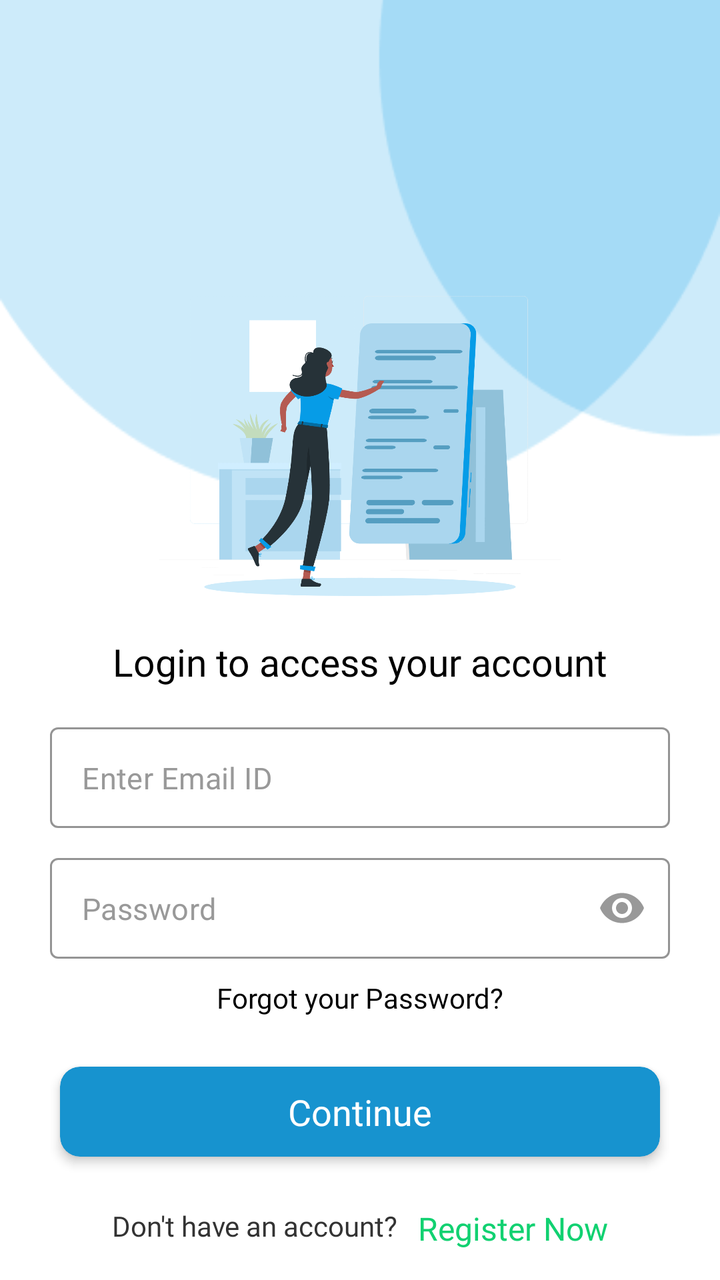
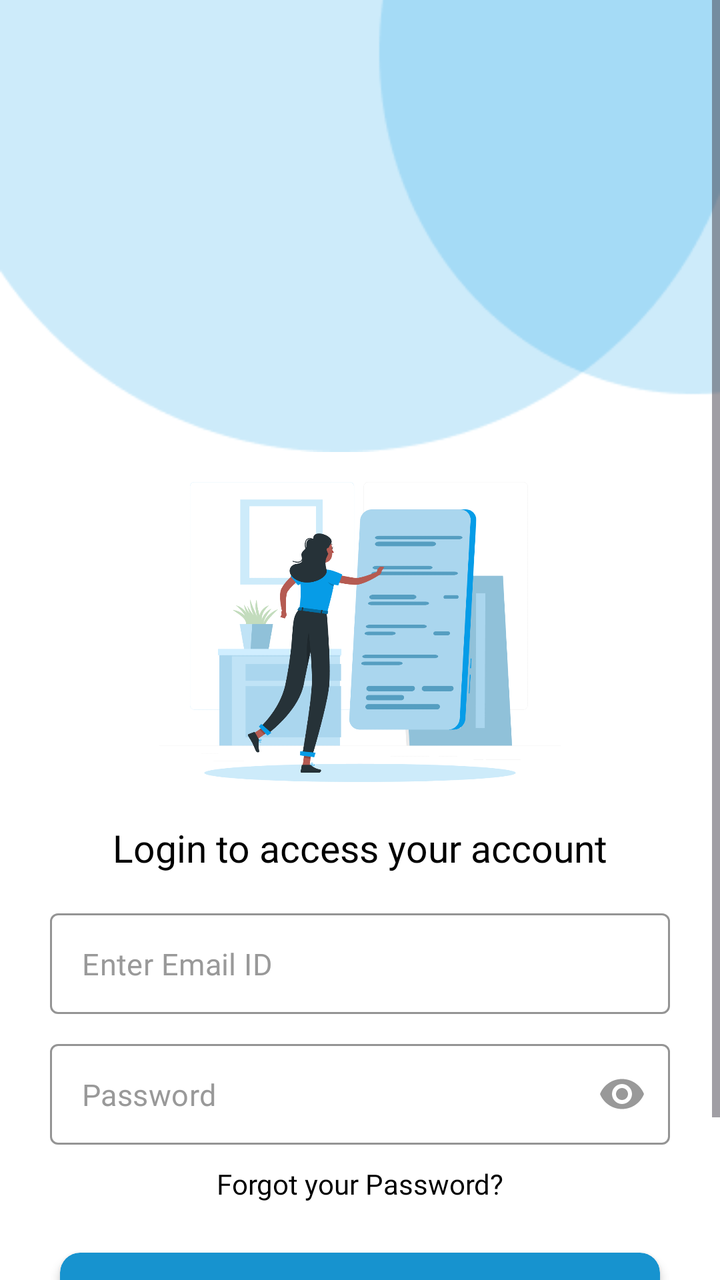

An Android layout rendered at two revisions. The XML below is the earlier revision; the diff shows what the commit changed to produce the second picture.
<!-- AndroidManifest.xml: application theme Theme.Disability -->
<!-- res/layout/activity_login.xml -->
<?xml version="1.0" encoding="utf-8"?>
<layout
    xmlns:android="http://schemas.android.com/apk/res/android"
    xmlns:app="http://schemas.android.com/apk/res-auto"
    xmlns:tools="http://schemas.android.com/tools">

    <RelativeLayout
        android:layout_width="match_parent"
        android:layout_height="match_parent"
        android:background="@color/white">

        <ImageView
            android:layout_width="match_parent"
            android:layout_height="250dp"
            android:src="@drawable/login_top"
            android:scaleType="fitXY"/>

        <ScrollView
            android:layout_width="match_parent"
            android:layout_height="wrap_content"
            android:layout_alignParentBottom="true"
            android:scrollbars="none">
            <LinearLayout
                android:layout_width="match_parent"
                android:layout_height="wrap_content"
                android:layout_marginStart="25dp"
                android:layout_marginEnd="25dp"
                android:orientation="vertical">

                <androidx.appcompat.widget.AppCompatImageView
                    android:layout_width="match_parent"
                    android:layout_height="150dp"
                    android:layout_gravity="center"
                    android:layout_marginStart="25dp"
                    android:layout_marginEnd="25dp"
                    android:layout_marginTop="15dp"
                    android:layout_marginBottom="20dp"
                    android:src="@drawable/loginlogo"/>

                <TextView
                    android:layout_width="match_parent"
                    android:layout_height="wrap_content"
                    android:text="Login to access your account"
                    android:textColor="@color/black"
                    android:fontFamily="@font/teachers_medium"
                    android:textSize="19sp"
                    android:textAlignment="center"/>

                <com.google.android.material.textfield.TextInputLayout
                    android:layout_width="match_parent"
                    android:layout_height="wrap_content"
                    android:layout_marginTop="20dp"
                    app:hintEnabled="false"
                    style="@style/MyDenseOutlined"
                    app:boxBackgroundColor="@color/white"
                    app:boxStrokeColor="@color/box_border"
                    app:boxStrokeWidth="1dp">
                    <com.google.android.material.textfield.TextInputEditText
                        android:id="@+id/emailEdit"
                        android:layout_width="match_parent"
                        android:layout_height="wrap_content"
                        android:textSize="15sp"
                        android:hint="Enter Email ID"
                        android:fontFamily="@font/teachers_regular"
                        android:textColorHint="@color/hintcolor"
                        android:inputType="textEmailAddress"/>
                </com.google.android.material.textfield.TextInputLayout>

                <com.google.android.material.textfield.TextInputLayout
                    android:layout_width="match_parent"
                    android:layout_height="wrap_content"
                    android:layout_marginTop="15dp"
                    app:hintEnabled="false"
                    app:endIconMode="password_toggle"
                    app:endIconTint="@color/hintcolor"
                    style="@style/MyDenseOutlined"
                    app:boxBackgroundColor="@color/white"
                    app:boxStrokeColor="@color/box_border"
                    app:boxStrokeWidth="1dp">
                    <com.google.android.material.textfield.TextInputEditText
                        android:id="@+id/passwordEdit"
                        android:layout_width="match_parent"
                        android:layout_height="wrap_content"
                        android:textSize="15sp"
                        android:hint="Password"
                        android:fontFamily="@font/teachers_regular"
                        android:textColorHint="@color/hintcolor"
                        android:inputType="textPassword"/>
                </com.google.android.material.textfield.TextInputLayout>

                <TextView
                    android:id="@+id/txtForgot"
                    android:layout_width="match_parent"
                    android:layout_height="wrap_content"
                    android:text="Forgot your Password?"
                    android:textAlignment="center"
                    android:fontFamily="@font/teachers_medium"
                    android:textColor="@color/black"
                    android:layout_marginTop="10dp"
                    android:textSize="14sp"/>

                <androidx.cardview.widget.CardView
                    android:id="@+id/cardLogin"
                    android:layout_width="match_parent"
                    android:layout_height="45dp"
                    android:layout_gravity="center"
                    android:layout_marginStart="5dp"
                    android:layout_marginEnd="5dp"
                    android:layout_marginTop="25dp"
                    android:layout_marginBottom="25dp"
                    app:cardBackgroundColor="@color/colorPrimary"
                    app:cardCornerRadius="10dp"
                    app:cardElevation="3dp">
                    <TextView
                        android:layout_width="wrap_content"
                        android:layout_height="wrap_content"
                        android:layout_gravity="center"
                        android:text="Continue"
                        android:fontFamily="@font/teachers_medium"
                        android:textColor="@color/white"
                        android:textSize="18sp"
                        android:layout_centerVertical="true"/>
                </androidx.cardview.widget.CardView>

                <LinearLayout
                    android:id="@+id/registerLinear"
                    android:layout_width="wrap_content"
                    android:layout_height="wrap_content"
                    android:layout_marginBottom="15dp"
                    android:layout_gravity="center"
                    android:orientation="horizontal">
                    <TextView
                        android:layout_width="wrap_content"
                        android:layout_height="match_parent"
                        android:layout_gravity="center_horizontal"
                        android:text="Don't have an account?"
                        android:fontFamily="@font/teachers_medium"
                        android:textColor="@color/text"
                        android:textSize="14sp" />
                    <TextView
                        android:layout_width="wrap_content"
                        android:layout_height="match_parent"
                        android:layout_gravity="center_horizontal"
                        android:layout_marginStart="10dp"
                        android:fontFamily="@font/teachers_medium"
                        android:text="Register Now"
                        android:textColor="@color/green"
                        android:textSize="16sp" />
                </LinearLayout>

            </LinearLayout>
        </ScrollView>
    </RelativeLayout>

</layout>
<!-- resources referenced by this layout -->
<resources>
  <color name="black">#000000</color>
  <color name="box_border">#1793cf</color>
  <color name="colorPrimary">#1793CF</color>
  <color name="green">#11D171</color>
  <color name="hintcolor">#999999</color>
  <color name="text">#333333</color>
  <color name="white">#FFFFFF</color>
  <!-- drawable login_top: png bitmap (drawable, 3983 bytes) -->
  <!-- drawable loginlogo: png bitmap (drawable, 59236 bytes) -->
  <style name="MyDenseOutlined" parent="Widget.MaterialComponents.TextInputLayout.OutlinedBox.Dense">
          <item name="materialThemeOverlay">@style/MyThemeOverlayOutlinedDense</item>
      </style>
  <style name="Theme.Disability" parent="Base.Theme.Disability" />
  <style name="MyThemeOverlayOutlinedDense">
          <item name="editTextStyle">@style/MyTextInputEditText_outlinedBox_dense_h
          </item>
      </style>
  <style name="Base.Theme.Disability" parent="Theme.Material3.DayNight.NoActionBar">
          
          <item name="colorPrimary">@color/colorPrimary</item>
      </style>
  <style name="MyTextInputEditText_outlinedBox_dense_h" parent="@style/Widget.MaterialComponents.TextInputEditText.OutlinedBox.Dense">
          <item name="android:paddingTop">15dp</item>
          <item name="android:paddingBottom">15dp</item>
      </style>
</resources>

<!-- the commit's change to res/layout/activity_login.xml (unified diff, before → after) -->
@@ -4,25 +4,28 @@
     xmlns:app="http://schemas.android.com/apk/res-auto"
     xmlns:tools="http://schemas.android.com/tools">
 
-    <RelativeLayout
+    <ScrollView
         android:layout_width="match_parent"
         android:layout_height="match_parent"
         android:background="@color/white">
-
-        <ImageView
-            android:layout_width="match_parent"
-            android:layout_height="250dp"
-            android:src="@drawable/login_top"
-            android:scaleType="fitXY"/>
-
-        <ScrollView
+        <LinearLayout
             android:layout_width="match_parent"
             android:layout_height="wrap_content"
-            android:layout_alignParentBottom="true"
-            android:scrollbars="none">
+            android:background="@color/white"
+            android:orientation="vertical">
+
+            <ImageView
+                android:layout_width="match_parent"
+                android:layout_height="match_parent"
+                android:src="@drawable/login_top"
+                android:scaleType="fitXY"/>
+
             <LinearLayout
                 android:layout_width="match_parent"
-                android:layout_height="wrap_content"
+                android:layout_height="match_parent"
+                android:layout_weight="1"
+                android:layout_gravity="bottom"
+                android:gravity="bottom"
                 android:layout_marginStart="25dp"
                 android:layout_marginEnd="25dp"
                 android:orientation="vertical">
@@ -149,7 +152,8 @@
                 </LinearLayout>
 
             </LinearLayout>
-        </ScrollView>
-    </RelativeLayout>
+        </LinearLayout>
+    </ScrollView>
+
 
 </layout>
